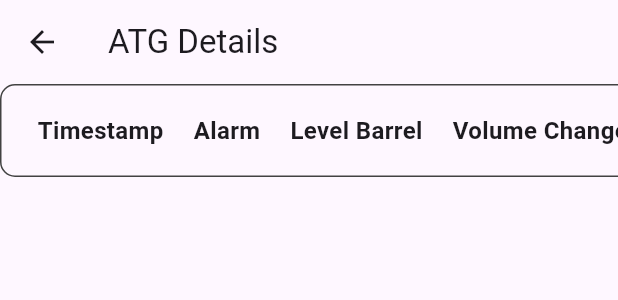
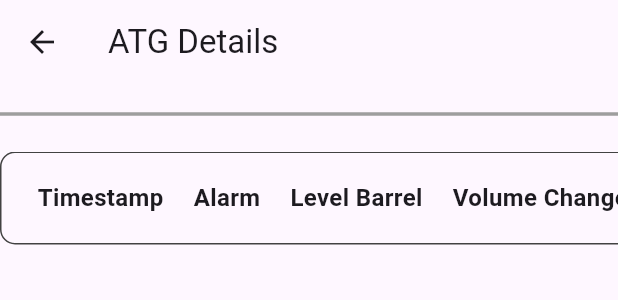
Before and after one commit to kvn-media/musang_synchronizedhub_odyssey, a Flutter app: the DashboardCategories widget shown alone on an empty page, opened directly with empty values, after a tap on "ATG", on a phone screen of 412 x 824 dp. Shown: the top 300 px of the screen. Run offline on Flutter 3.47's test engine with Material 3 defaults, Android fonts, the phone set to English and light mode, and no system bars; our stand-ins replace cloud_firestore, csv, firebase_auth, firebase_core, flutter_native_splash, flutter_otp_text_field and 7 more; accounts and stored records are empty; network calls fail.

Commit message:
complete adjustment ui for data chart and animation describe data table

```diff
--- a/lib/features/core/controllers/atg_controller.dart
+++ b/lib/features/core/controllers/atg_controller.dart
@@ -1,21 +1,37 @@
+import 'dart:async';
+
+import 'package:get/get.dart';
 import 'package:intl/intl.dart';
 import 'package:syncfusion_flutter_charts/charts.dart';
 
 import '../models/dashboard/atg_model.dart';
 
-class ATGBusinessLogic {
+class ATGBusinessLogic extends GetxController {
+  double _data = 0.0;
+
+  double get data => _data;
+
   List<ATGModel> listData = [];
 
   late List<StackedBarSeries<ATGModel, String>> detailedChartData;
+
+  final _dataController = StreamController<double>.broadcast();
+
+  Stream<double> get dataStream => _dataController.stream;
 
   void initializeChartData() {
     updateChartData();
   }
 
   Future<void> updateData() async {
-    // List<ATG> atgs = await getAllATGs();
-    // listData = atgs.map((atg) => ATGModel.fromATG(atg)).toList();
     updateChartData();
+    if (listData.isNotEmpty) {
+      _dataController.add(listData.first.levelBarrel ?? 0);
+    }
+  }
+
+  void dispose() {
+    _dataController.close();
   }
 
   void updateChartData() {
@@ -25,7 +41,7 @@ class ATGBusinessLogic {
         xValueMapper: (ATGModel data, _) =>
             DateFormat('yyyy-MM-dd').format(data.timestamp),
         yValueMapper: (ATGModel data, _) =>
-        data.levelBarrel != null ? data.levelBarrel! : 0,
+            data.levelBarrel != null ? data.levelBarrel! : 0,
         name: "Level Barrel",
       ),
       StackedBarSeries<ATGModel, String>(
@@ -33,7 +49,7 @@ class ATGBusinessLogic {
         xValueMapper: (ATGModel data, _) =>
             DateFormat('yyyy-MM-dd').format(data.timestamp),
         yValueMapper: (ATGModel data, _) =>
-        data.volumeChangeBarrel != null ? data.volumeChangeBarrel! : 0,
+            data.volumeChangeBarrel != null ? data.volumeChangeBarrel! : 0,
         name: "Volume Change Barrel",
       ),
       StackedBarSeries<ATGModel, String>(
@@ -41,7 +57,7 @@ class ATGBusinessLogic {
         xValueMapper: (ATGModel data, _) =>
             DateFormat('yyyy-MM-dd').format(data.timestamp),
         yValueMapper: (ATGModel data, _) =>
-        data.avgTempCelcius != null ? data.avgTempCelcius! : 0,
+            data.avgTempCelcius != null ? data.avgTempCelcius! : 0,
         name: "Average Temperature",
       ),
       StackedBarSeries<ATGModel, String>(
@@ -49,7 +65,7 @@ class ATGBusinessLogic {
         xValueMapper: (ATGModel data, _) =>
             DateFormat('yyyy-MM-dd').format(data.timestamp),
         yValueMapper: (ATGModel data, _) =>
-        data.waterLevelMeter != null ? data.waterLevelMeter! : 0,
+            data.waterLevelMeter != null ? data.waterLevelMeter! : 0,
         name: "Water Level Meter",
       ),
       StackedBarSeries<ATGModel, String>(
@@ -57,7 +73,7 @@ class ATGBusinessLogic {
         xValueMapper: (ATGModel data, _) =>
             DateFormat('yyyy-MM-dd').format(data.timestamp),
         yValueMapper: (ATGModel data, _) =>
-        data.productTempCelcius != null ? data.productTempCelcius! : 0,
+            data.productTempCelcius != null ? data.productTempCelcius! : 0,
         name: "Product Temperature",
       ),
     ];
--- a/lib/features/core/screens/dashboard/widget/atg_details.dart
+++ b/lib/features/core/screens/dashboard/widget/atg_details.dart
@@ -2,17 +2,17 @@ import 'dart:io';
 
 import 'package:csv/csv.dart';
 import 'package:flutter/material.dart';
+import 'package:get/get.dart';
 import 'package:intl/intl.dart';
 import 'package:musang_syncronizehub_odyssey/features/core/models/dashboard/atg_model.dart';
+import 'package:musang_syncronizehub_odyssey/features/core/screens/dashboard/widget/oilTank.dart';
 import 'package:path_provider/path_provider.dart';
 import 'package:share/share.dart';
 
 import '../../../controllers/atg_controller.dart';
 
 class ATGDetailsPage extends StatelessWidget {
-  final ATGBusinessLogic atgLogic;
-
-  const ATGDetailsPage({required this.atgLogic, super.key});
+  final ATGBusinessLogic atgLogic = Get.put(ATGBusinessLogic());
 
   @override
   Widget build(BuildContext context) {
@@ -20,7 +20,25 @@ class ATGDetailsPage extends StatelessWidget {
       appBar: AppBar(
         title: Text('ATG Details'),
       ),
-      body: SingleChildScrollView(
+      body: Column(
+        children: [
+          const SizedBox(
+            height: 20.0,
+          ),
+          GetBuilder<ATGBusinessLogic>(
+            builder: (controller) {
+              double? data = controller.data;
+              if (data != null) {
+                return DataAnimateWidget(level: data);
+              } else {
+                return CircularProgressIndicator();
+              }
+            },
+          ),
+          const SizedBox(
+            height: 25.0,
+          ),
+          SingleChildScrollView(
             scrollDirection: Axis.horizontal,
             child: DataTable(
               columnSpacing: 20.0,
@@ -52,7 +70,8 @@ class ATGDetailsPage extends StatelessWidget {
               rows: ATGModel.list.map((item) {
                 return DataRow(
                   cells: [
-                DataCell(Text(DateFormat('yyyy-MM-dd').format(item.timestamp))),
+                    DataCell(
+                        Text(DateFormat('yyyy-MM-dd').format(item.timestamp))),
                     DataCell(Text(item.alarm)),
                     DataCell(Text(item.levelBarrel?.toString() ?? '')),
                     DataCell(Text(item.volumeChangeBarrel?.toString() ?? '')),
@@ -63,6 +82,8 @@ class ATGDetailsPage extends StatelessWidget {
                 );
               }).toList(),
             ),
+          ),
+        ],
       ),
       // floatingActionButton: FloatingActionButton(
       //   onPressed: _downloadCSV,
--- a/lib/features/core/screens/dashboard/widget/categories.dart
+++ b/lib/features/core/screens/dashboard/widget/categories.dart
@@ -30,9 +30,7 @@ class DashboardCategories extends StatelessWidget {
               Navigator.push(
                 context,
                 MaterialPageRoute(
-                  builder: (context) => ATGDetailsPage(
-                    atgLogic: atgLogic,
-                  ),
+                  builder: (context) => ATGDetailsPage(),
                 ),
               );
             } else if (list[index].title == 'FM') {
--- /dev/null
+++ b/lib/features/core/screens/dashboard/widget/oilTank.dart
@@ -0,0 +1,50 @@
+import 'package:flutter/material.dart';
+
+class DataAnimateWidget extends StatefulWidget {
+  final double level;
+
+  DataAnimateWidget({required this.level, super.key});
+
+  @override
+  State<DataAnimateWidget> createState() => _DataAnimateWidgetState();
+}
+
+class _DataAnimateWidgetState extends State<DataAnimateWidget> {
+  @override
+  Widget build(BuildContext context) {
+    return CustomPaint(
+      painter: OilTankPainter(widget.level),
+      child: Container(),
+    );
+  }
+}
+
+class OilTankPainter extends CustomPainter {
+  final double level;
+
+  OilTankPainter(this.level);
+
+  @override
+  void paint(Canvas canvas, Size size) {
+    final paint = Paint()
+      ..color = Colors.grey
+      ..style = PaintingStyle.stroke
+      ..strokeWidth = 2.0;
+
+    final oilPaint = Paint()
+      ..color = Colors.black
+      ..style = PaintingStyle.fill;
+
+    final tankRect = Rect.fromLTWH(0, 0, size.width, size.height);
+    final oilRect = Rect.fromLTWH(
+        0, size.height * (1 - level), size.width, size.height * level);
+
+    canvas.drawRect(tankRect, paint);
+    canvas.drawRect(oilRect, paint);
+  }
+
+  @override
+  bool shouldRepaint(CustomPainter oldDelegate) {
+    return true;
+  }
+}
```
Lines whose indentation alone changed are shown as unchanged.
